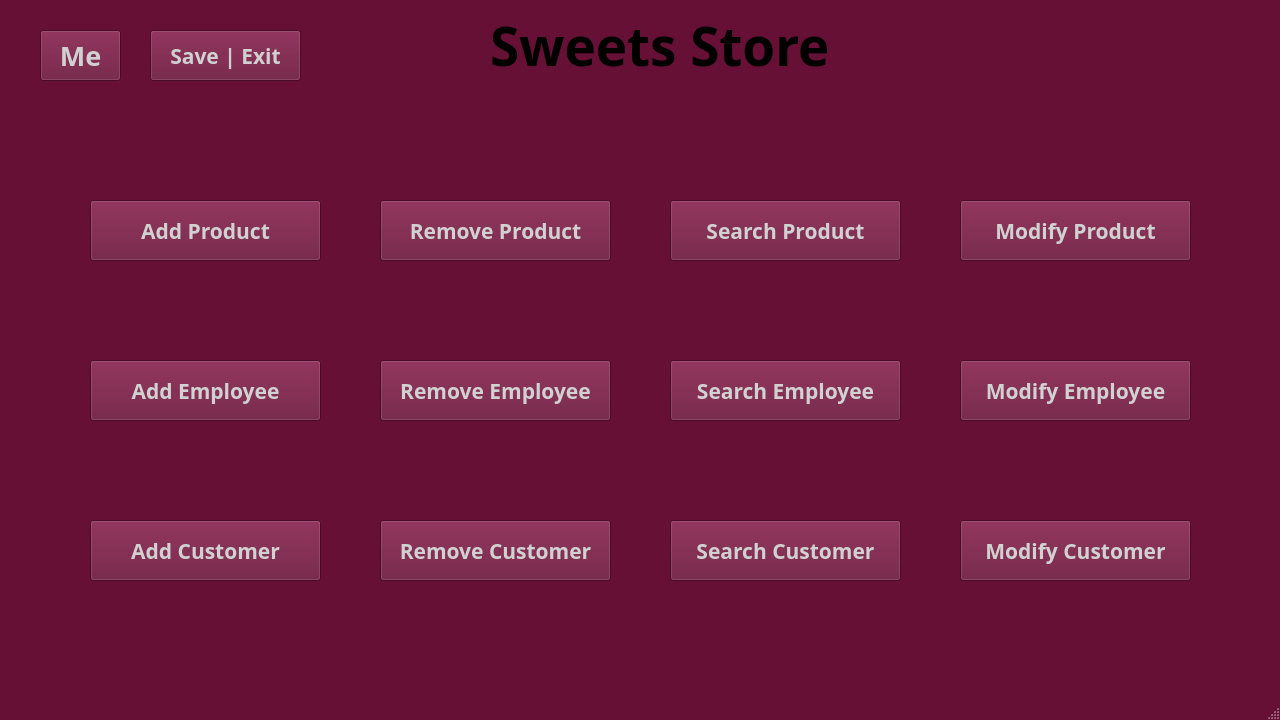
The window that SweetsStore/employeewindow.ui (vince-exe/SweetsStore) describes before a commit, drawn with Qt 5.
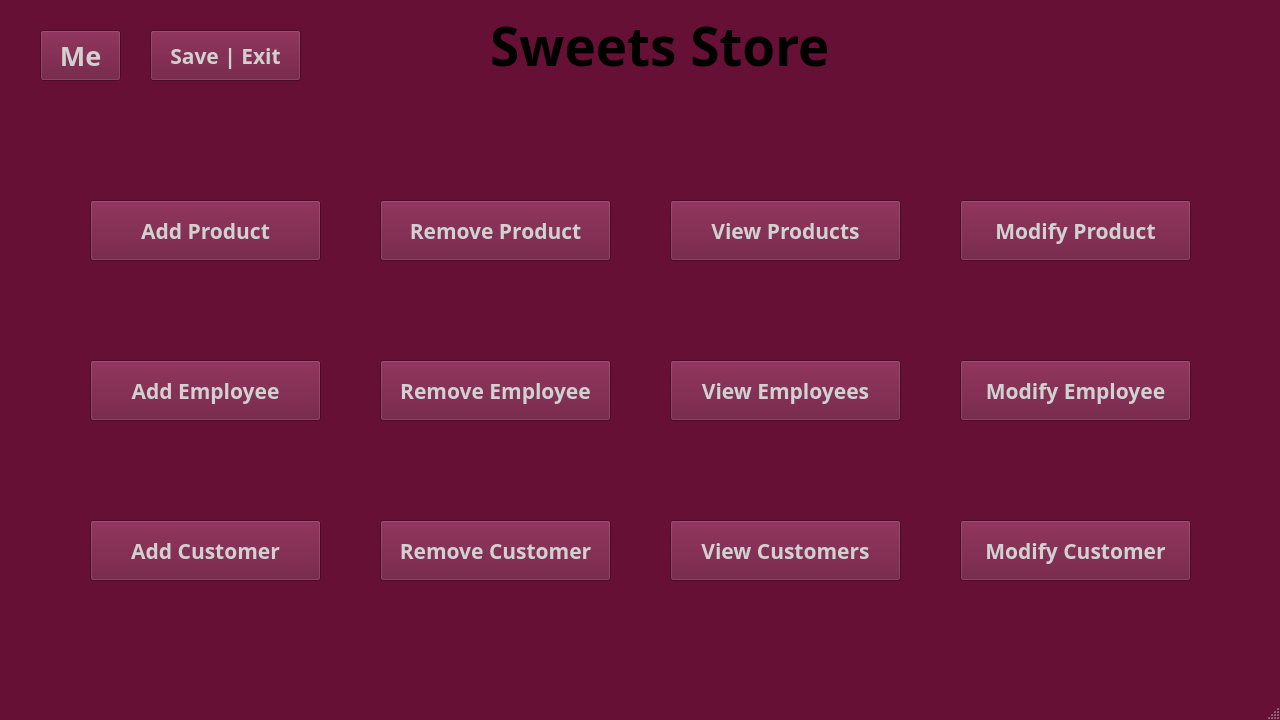
The same window after the commit.

The edit to the form file:
```diff
--- a/SweetsStore/employeewindow.ui
+++ b/SweetsStore/employeewindow.ui
@@ -243,7 +243,7 @@
 }</string>
     </property>
     <property name="text">
-     <string>Search Product</string>
+     <string>View Products</string>
     </property>
    </widget>
    <widget class="QPushButton" name="modProdBtn">
@@ -367,7 +367,7 @@
 }</string>
     </property>
     <property name="text">
-     <string>Search Employee</string>
+     <string>View Employees</string>
     </property>
    </widget>
    <widget class="QPushButton" name="modEmplyBtn">
@@ -490,7 +490,7 @@
 }</string>
     </property>
     <property name="text">
-     <string>Search Customer</string>
+     <string>View Customers</string>
     </property>
    </widget>
    <widget class="QPushButton" name="modCstmrBtn">
```
